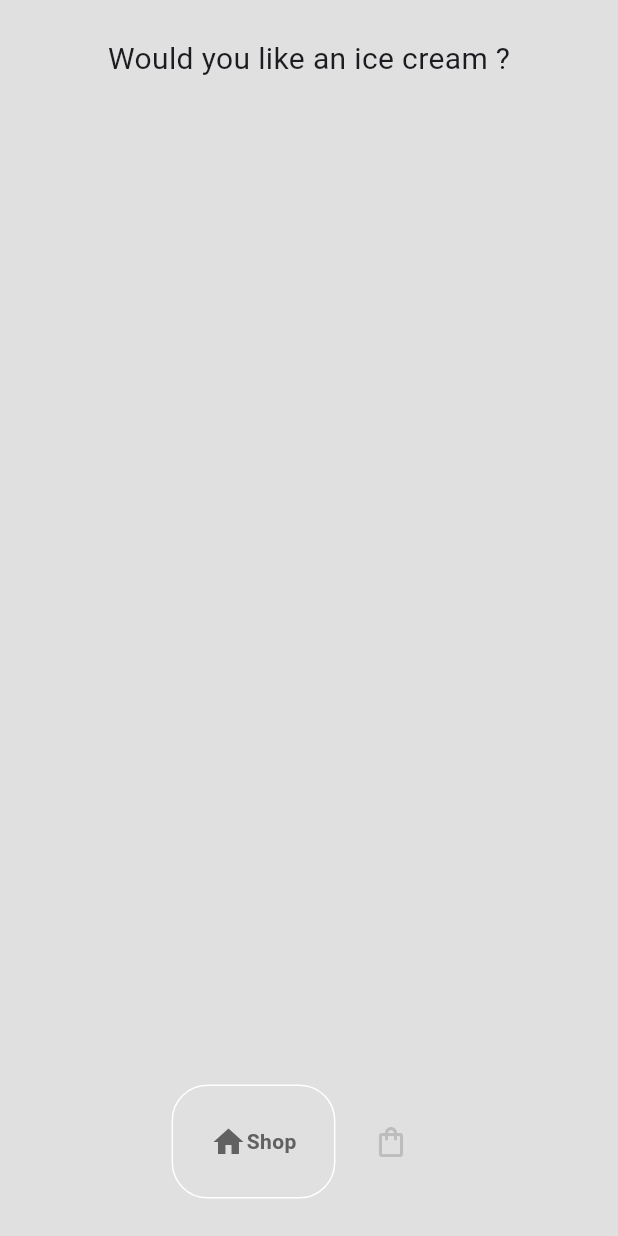
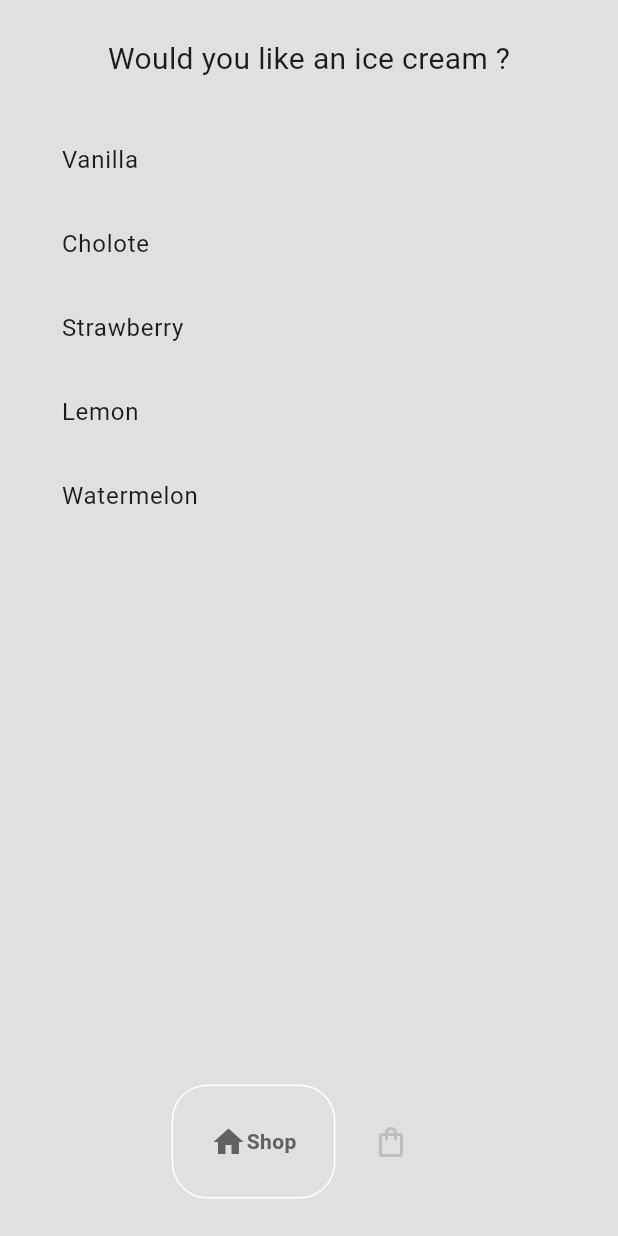
Before and after one commit to carolax14/futur_ice_cream, a Flutter app: the screen it shows after launch, on a phone screen of 412 x 824 dp. Run offline on Flutter 3.47's test engine with Material 3 defaults, Android fonts, the light colour scheme and no system bars; drawn by our look-alikes of google_nav_bar.

Commit message:
Affichage de la liste des glaces dans la shop_page

```diff
--- a/lib/main.dart
+++ b/lib/main.dart
@@ -1,5 +1,7 @@
 import 'package:flutter/material.dart';
+import 'package:futur_ice_cream/models/ice_cream_shop.dart';
 import 'package:futur_ice_cream/pages/home_page.dart';
+import 'package:provider/provider.dart';
 
 void main() {
   runApp(const MyApp());
@@ -10,9 +12,16 @@ class MyApp extends StatelessWidget {
 
   @override
   Widget build(BuildContext context) {
-    return const MaterialApp(
-      debugShowCheckedModeBanner: false,
-      home: HomePage(),
+    // Create the ChangeNotifierProvider widget, which provides an instance of
+    // the IceCreamShop class to its descendants
+    return ChangeNotifierProvider(
+      // Create the IceCreamShop instance
+      create: (context) => IceCreamShop(),
+      // Build the widget tree
+      builder: (context, child) => const MaterialApp(
+        debugShowCheckedModeBanner: false,
+        home: HomePage(),
+      ),
     );
   }
 }
--- a/lib/models/ice_cream_shop.dart
+++ b/lib/models/ice_cream_shop.dart
@@ -2,7 +2,7 @@
 import "package:flutter/material.dart";
 import 'ice_cream.dart';
 
-class IceCreamShop {
+class IceCreamShop extends ChangeNotifier {
   // ice cream for sale list
   final List<IceCream> _shop = [
     // vanilla
@@ -35,11 +35,15 @@ class IceCreamShop {
   void addItemToCart(IceCream iceCream) {
     // Add the given ice cream item to the user's cart.
     _userCart.add(iceCream);
+    notifyListeners();
   }
 
   // remove ice cream from cart
   void removeItemFromCart(IceCream iceCream) {
     // Remove the given ice cream item from the user's cart.
     _userCart.remove(iceCream);
+    // Notify any listeners that the state of the IceCreamShop has changed.
+    // This will trigger any widgets that depend on the IceCreamShop to rebuild.
+    notifyListeners();
   }
 }
--- a/lib/pages/shop_page.dart
+++ b/lib/pages/shop_page.dart
@@ -1,4 +1,10 @@
 import "package:flutter/material.dart";
+import "package:futur_ice_cream/models/ice_cream.dart";
+import "package:futur_ice_cream/models/ice_cream_shop.dart";
+import "package:futur_ice_cream/models/ice_cream_shop.dart";
+import "package:provider/provider.dart";
+
+import "../models/ice_cream_shop.dart";
 
 class ShopPage extends StatefulWidget {
   const ShopPage({super.key});
@@ -10,7 +16,8 @@ class ShopPage extends StatefulWidget {
 class _ShopPageState extends State<ShopPage> {
   @override
   Widget build(BuildContext context) {
-    return SafeArea(
+    return Consumer<IceCreamShop>(
+      builder: (context, value, child) => SafeArea(
         child: Padding(
           padding: const EdgeInsets.all(25.0),
           child: Column(
@@ -25,15 +32,22 @@ class _ShopPageState extends State<ShopPage> {
 
               // list of ice creams to buy
               Expanded(
-              child: ListView.builder(itemBuilder: (context, index) {
+                child: ListView.builder(
+                    itemCount: value.iceCreams.length,
+                    itemBuilder: (context, index) {
                       // get individual ice cream
+                      IceCream eachIceCream = value.iceCreams[index];
 
                       // return the tile for this ice cream
+                      return ListTile(
+                        title: Text(eachIceCream.name),
+                      );
                     }),
               ),
             ],
           ),
         ),
+      ),
     );
   }
 }
--- a/pubspec.yaml
+++ b/pubspec.yaml
@@ -36,6 +36,7 @@ dependencies:
   # Use with the CupertinoIcons class for iOS style icons.
   cupertino_icons: ^1.0.6
   google_nav_bar: ^5.0.6
+  provider: ^6.0.5
 
 dev_dependencies:
   flutter_test:
```
Also changed, not shown: pubspec.lock. Lines whose indentation alone changed are shown as unchanged.
